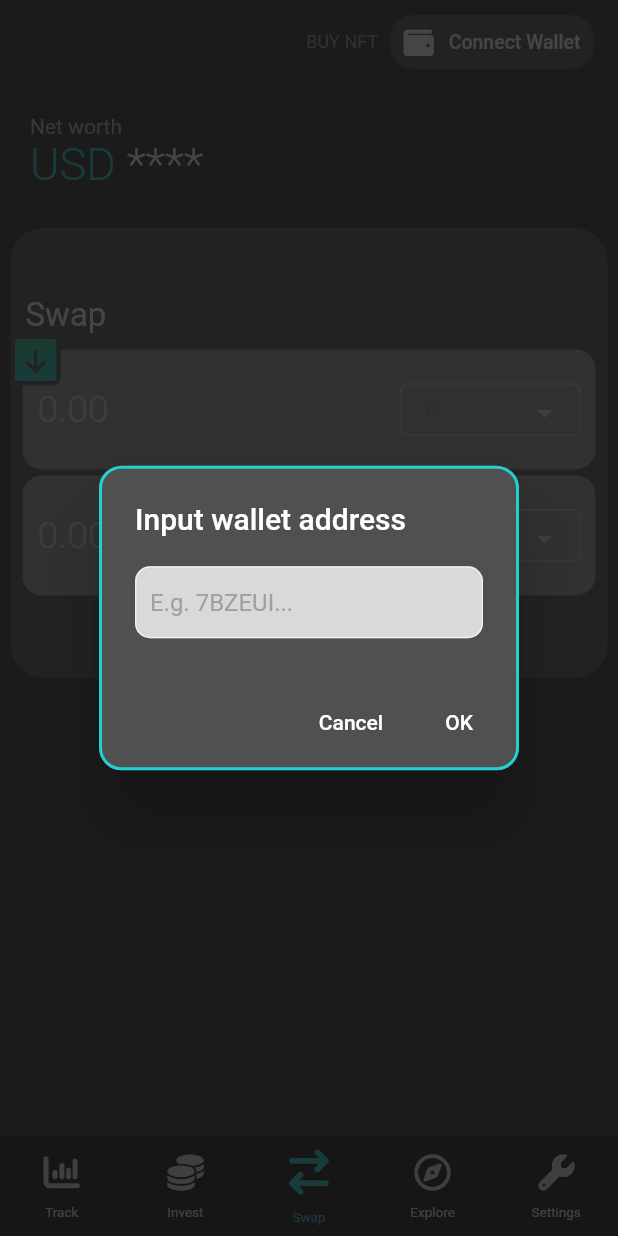
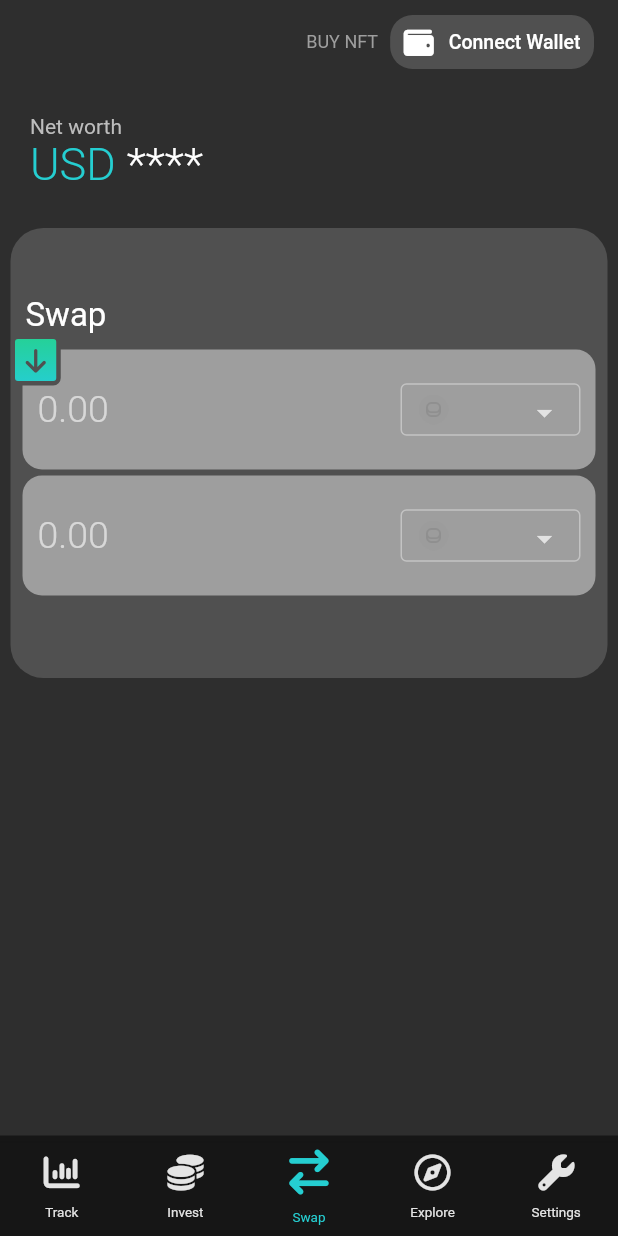
Before and after one commit to upside-finance/uf_flutter_app, a Flutter app: the screen it shows after launch, item 3 of the bottom bar chosen, after a tap on "Connect Wallet", on a phone screen of 412 x 824 dp. Run offline on Flutter 3.47's test engine with Material 2 defaults, Android fonts, the phone set to English and light mode, and no system bars; drawn by our look-alikes of dropdown_search; our stand-ins replace cached_network_image, charts_flutter, dio, figma_squircle, firebase_analytics, firebase_core and 4 more; missing offline and left inert: algorand_dart, walletconnect_dart; accounts and stored records are empty; network calls fail.

Commit message:
Pera wallet connect on app

```diff
--- a/lib/app_model.dart
+++ b/lib/app_model.dart
@@ -8,6 +8,8 @@ import './helper.dart';
 import 'package:firebase_core/firebase_core.dart';
 import 'firebase_options.dart';
 import 'package:firebase_analytics/firebase_analytics.dart';
+
+import './widgets/pera_wallet_connect.dart';
 
 enum Protocol { tinyman, pact }
 
@@ -140,6 +142,8 @@ class AppModel extends ChangeNotifier {
   FirebaseApp? fbApp;
   FirebaseAnalytics? fbAnalytics;
   FirebaseAnalyticsObserver? fbObserver;
+
+  PeraWalletConnect pwc = PeraWalletConnect();
 
   AppModel() {
     algorand = Algorand(
--- a/lib/screens/swap.dart
+++ b/lib/screens/swap.dart
@@ -42,7 +42,7 @@ class _SwapPageState extends State<SwapPage> {
   }
 
   void continouslyFetchAlammexQuote(String value, bool isFixedInput) {
-    timer?.cancel();
+    cancelTimer();
     fetchQuote(value, isFixedInput).then((k) {
       timer = Timer.periodic(const Duration(seconds: 5), (Timer t) async {
         await fetchQuote(value, isFixedInput);
--- a/lib/widgets/connect_wallet.dart
+++ b/lib/widgets/connect_wallet.dart
@@ -6,6 +6,7 @@ import 'package:uf_flutter_app/utils/app_layout.dart';
 import 'package:url_launcher/url_launcher.dart';
 import '../../app_model.dart';
 import '../helper.dart';
+import '../widgets/pera_wallet_connect.dart';
 
 class ConnectWallet extends StatefulWidget {
   const ConnectWallet({super.key});
@@ -34,67 +35,68 @@ class ConnectWalletState extends State<ConnectWallet> {
         TextButton(
             style: TextButton.styleFrom(padding: const EdgeInsets.all(0)),
             onPressed: () {
-              if (model.userAddress == null) {
-                showDialog(
-                    barrierColor: const Color(0xCC161616),
-                    context: context,
-                    builder: (BuildContext context) {
-                      return AlertDialog(
-                        title: const Text('Input wallet address'),
-                        backgroundColor: const Color(0xFF505050),
-                        elevation: 20,
-                        shape: SmoothRectangleBorder(
-                            side: const BorderSide(
-                                width: 2, color: Color(0xFF25CED1)),
-                            borderRadius: SmoothBorderRadius(
-                                cornerRadius: 15, cornerSmoothing: 1)),
-                        content: TextField(
-                          cursorColor: const Color(0xFF505050),
-                          style: const TextStyle(color: Color(0xFF161616)),
-                          onChanged: (text) {
-                            inputAddress = text;
-                          },
-                          decoration: const InputDecoration(
-                            filled: true,
-                            fillColor: Color(0xFFD9D9D9),
-                            hintText: 'E.g. 7BZEUI...',
-                            hintStyle: TextStyle(color: Color(0xFFA0A0A0)),
-                            contentPadding: EdgeInsets.symmetric(
-                                horizontal: 10, vertical: 0),
-                            border: OutlineInputBorder(
-                                borderRadius:
-                                    BorderRadius.all(Radius.circular(10))),
-                          ),
-                        ),
-                        actions: <Widget>[
-                          TextButton(
-                              onPressed: () => Navigator.pop(context, 'Cancel'),
-                              child: const Text(
-                                'Cancel',
-                                style: TextStyle(color: Colors.white),
-                              )),
-                          TextButton(
-                              onPressed: () {
-                                Provider.of<AppModel>(context, listen: false)
-                                    .setUserAddress(inputAddress);
-                                Navigator.pop(context, 'OK');
-                                model.fbAnalytics?.logEvent(
-                                    name: "Connect wallet",
-                                    parameters: {
-                                      "Input address": inputAddress
-                                    });
-                              },
-                              child: const Text(
-                                'OK',
-                                style: TextStyle(color: Colors.white),
-                              ))
-                        ],
-                      );
-                    });
-              } else {
-                Provider.of<AppModel>(context, listen: false)
-                    .disconnectWallet();
-              }
+              model.pwc.connect(context);
+              // if (model.userAddress == null) {
+              //   showDialog(
+              //       barrierColor: const Color(0xCC161616),
+              //       context: context,
+              //       builder: (BuildContext context) {
+              //         return AlertDialog(
+              //           title: const Text('Input wallet address'),
+              //           backgroundColor: const Color(0xFF505050),
+              //           elevation: 20,
+              //           shape: SmoothRectangleBorder(
+              //               side: const BorderSide(
+              //                   width: 2, color: Color(0xFF25CED1)),
+              //               borderRadius: SmoothBorderRadius(
+              //                   cornerRadius: 15, cornerSmoothing: 1)),
+              //           content: TextField(
+              //             cursorColor: const Color(0xFF505050),
+              //             style: const TextStyle(color: Color(0xFF161616)),
+              //             onChanged: (text) {
+              //               setState(() => inputAddress = text);
+              //             },
+              //             decoration: const InputDecoration(
+              //               filled: true,
+              //               fillColor: Color(0xFFD9D9D9),
+              //               hintText: 'E.g. 7BZEUI...',
+              //               hintStyle: TextStyle(color: Color(0xFFA0A0A0)),
+              //               contentPadding: EdgeInsets.symmetric(
+              //                   horizontal: 10, vertical: 0),
+              //               border: OutlineInputBorder(
+              //                   borderRadius:
+              //                       BorderRadius.all(Radius.circular(10))),
+              //             ),
+              //           ),
+              //           actions: <Widget>[
+              //             TextButton(
+              //                 onPressed: () => Navigator.pop(context, 'Cancel'),
+              //                 child: const Text(
+              //                   'Cancel',
+              //                   style: TextStyle(color: Colors.white),
+              //                 )),
+              //             TextButton(
+              //                 onPressed: () {
+              //                   Provider.of<AppModel>(context, listen: false)
+              //                       .setUserAddress(inputAddress);
+              //                   Navigator.pop(context, 'OK');
+              //                   model.fbAnalytics?.logEvent(
+              //                       name: "Connect wallet",
+              //                       parameters: {
+              //                         "Input address": inputAddress
+              //                       });
+              //                 },
+              //                 child: const Text(
+              //                   'OK',
+              //                   style: TextStyle(color: Colors.white),
+              //                 ))
+              //           ],
+              //         );
+              //       });
+              // } else {
+              //   Provider.of<AppModel>(context, listen: false)
+              //       .disconnectWallet();
+              // }
             },
             child: Container(
               padding: EdgeInsets.symmetric(
```
Also changed, not shown: lib/widgets/pera_wallet_connect.dart (+33 -27 lines), 1 other file.
